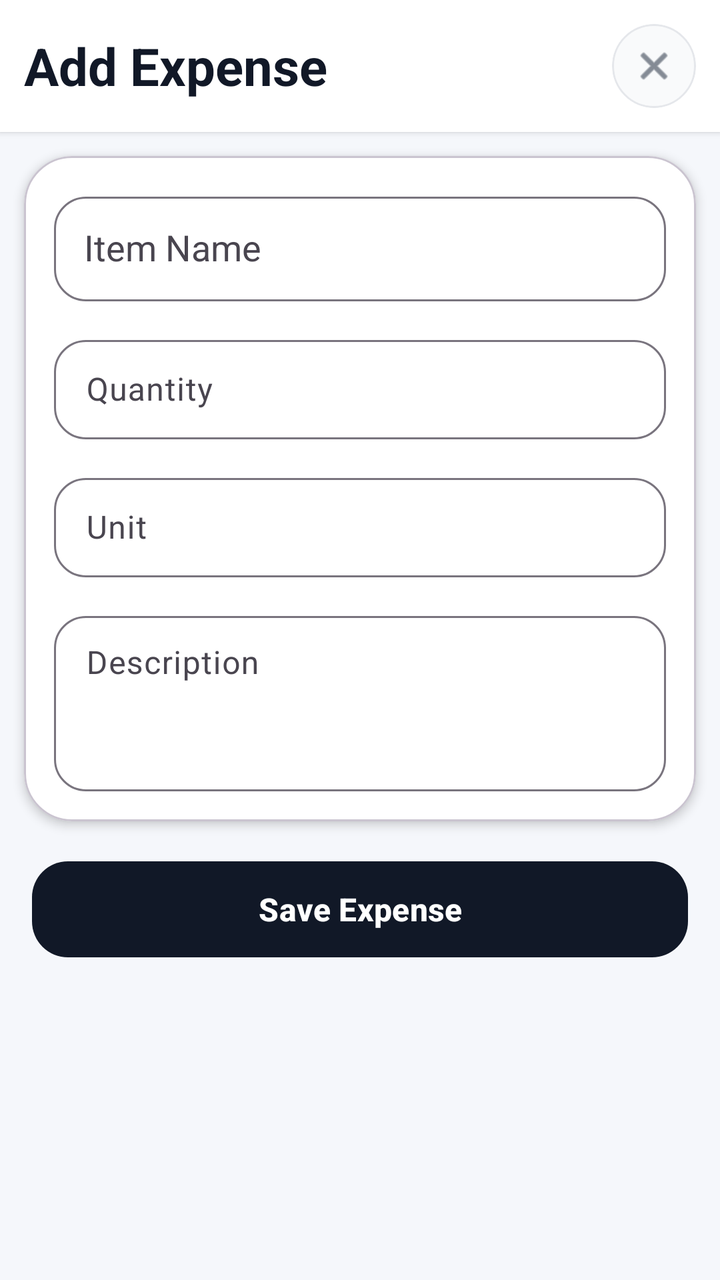
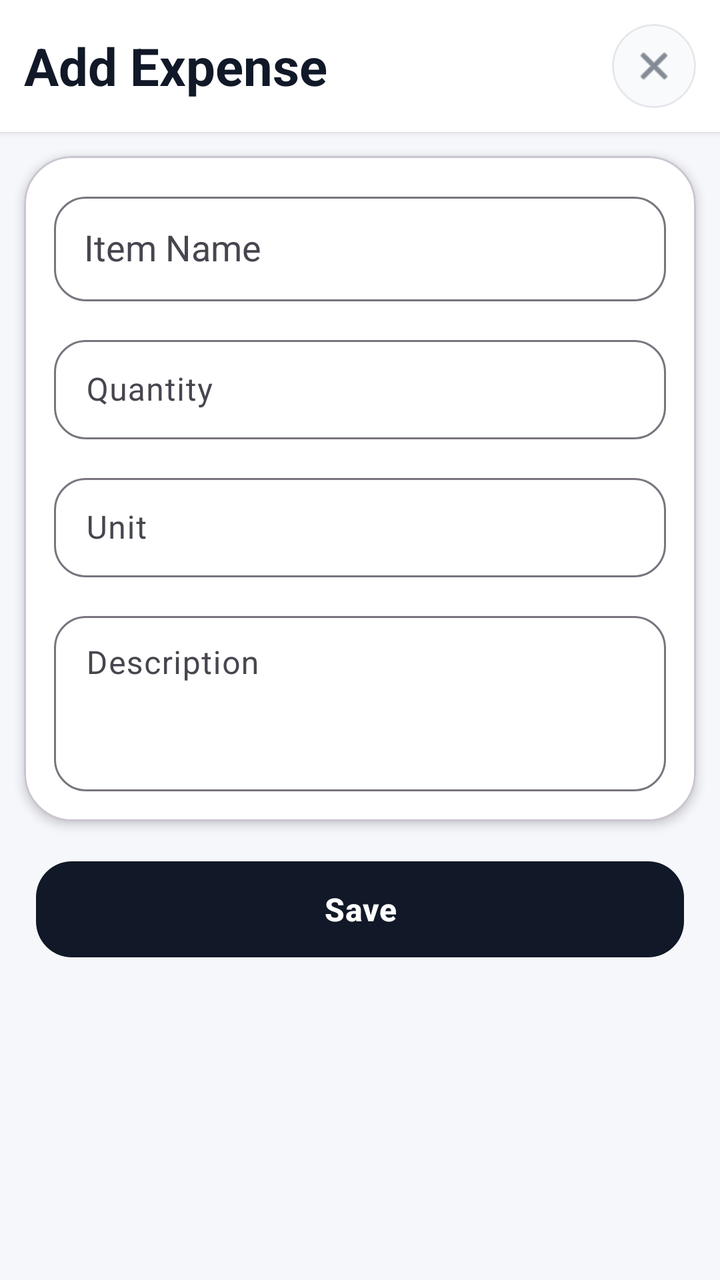

The first picture is an Android layout as it rendered before a commit; the second is the same layout after the commit. The layout source and the unified diff follow.
<!-- AndroidManifest.xml: application theme Theme.MVVMArchitecture -->
<!-- res/layout/bottom_sheet_expense.xml -->
<?xml version="1.0" encoding="utf-8"?>
<ScrollView xmlns:android="http://schemas.android.com/apk/res/android"
    xmlns:app="http://schemas.android.com/apk/res-auto"
    android:layout_width="match_parent"
    android:layout_height="wrap_content"
    android:fillViewport="true"
    android:background="#F5F7FB">

    <LinearLayout
        android:layout_width="match_parent"
        android:layout_height="wrap_content"
        android:orientation="vertical">

        
        <LinearLayout
            android:layout_width="match_parent"
            android:layout_height="wrap_content"
            android:background="@android:color/white"
            android:elevation="2dp"
            android:orientation="vertical"
            android:padding="12dp">

            
            <LinearLayout
                android:layout_width="match_parent"
                android:layout_height="wrap_content"
                android:gravity="center_vertical"
                android:orientation="horizontal">

                
                <LinearLayout
                    android:layout_width="0dp"
                    android:layout_height="wrap_content"
                    android:layout_weight="1"
                    android:orientation="vertical">

                    <TextView
                        android:id="@+id/tvTitle"
                        android:layout_width="wrap_content"
                        android:layout_height="wrap_content"
                        android:text="Add Expense"
                        android:textColor="#111827"
                        android:textSize="26sp"
                        android:textStyle="bold" />

                </LinearLayout>

                
                <com.google.android.material.card.MaterialCardView
                    android:layout_width="42dp"
                    android:layout_height="42dp"
                    app:cardBackgroundColor="#F9FAFB"
                    app:cardCornerRadius="21dp"
                    app:cardElevation="0dp"
                    app:strokeColor="#E5E7EB"
                    app:strokeWidth="1dp">

                    <ImageView
                        android:id="@+id/btnClose"
                        android:layout_width="match_parent"
                        android:layout_height="match_parent"
                        android:background="?attr/selectableItemBackgroundBorderless"
                        android:padding="10dp"
                        android:src="@android:drawable/ic_menu_close_clear_cancel"
                        app:tint="#374151" />

                </com.google.android.material.card.MaterialCardView>

            </LinearLayout>

        </LinearLayout>

        
        <com.google.android.material.card.MaterialCardView
            android:layout_width="match_parent"
            android:layout_height="wrap_content"
            android:layout_margin="12dp"
            app:cardBackgroundColor="@android:color/white"
            app:cardCornerRadius="24dp"
            app:cardElevation="3dp">

            <LinearLayout
                android:layout_width="match_parent"
                android:layout_height="wrap_content"
                android:orientation="vertical"
                android:padding="15dp">

                
                <com.google.android.material.textfield.TextInputLayout
                    style="@style/Widget.Material3.TextInputLayout.OutlinedBox"
                    android:layout_width="match_parent"
                    android:layout_height="wrap_content"
                    android:hint="Item Name"
                    app:boxCornerRadiusBottomEnd="16dp"
                    app:boxCornerRadiusBottomStart="16dp"
                    app:boxCornerRadiusTopEnd="16dp"
                    app:boxCornerRadiusTopStart="16dp">

                    <AutoCompleteTextView
                        android:id="@+id/autoCompleteName"
                        android:layout_width="match_parent"
                        android:layout_height="wrap_content"
                        android:completionThreshold="1"
                        android:paddingVertical="14dp"
                        android:paddingStart="15dp"
                        android:textColor="#111827" />

                </com.google.android.material.textfield.TextInputLayout>

                
                <com.google.android.material.textfield.TextInputLayout
                    android:id="@+id/tilQuantity"
                    style="@style/Widget.Material3.TextInputLayout.OutlinedBox"
                    android:layout_width="match_parent"
                    android:layout_height="wrap_content"
                    android:layout_marginTop="14dp"
                    android:hint="Quantity"
                    app:boxCornerRadiusBottomEnd="16dp"
                    app:boxCornerRadiusBottomStart="16dp"
                    app:boxCornerRadiusTopEnd="16dp"
                    app:boxCornerRadiusTopStart="16dp"
                    app:suffixTextColor="#6B7280">

                    <EditText
                        android:id="@+id/etQuantity"
                        android:layout_width="match_parent"
                        android:layout_height="wrap_content"
                        android:inputType="numberDecimal"
                        android:paddingVertical="14dp"
                        android:textColor="#111827" />

                </com.google.android.material.textfield.TextInputLayout>

                
                <com.google.android.material.textfield.TextInputLayout
                    style="@style/Widget.Material3.TextInputLayout.OutlinedBox"
                    android:layout_width="match_parent"
                    android:layout_height="wrap_content"
                    android:layout_marginTop="14dp"
                    android:hint="Unit"
                    app:boxCornerRadiusBottomEnd="16dp"
                    app:boxCornerRadiusBottomStart="16dp"
                    app:boxCornerRadiusTopEnd="16dp"
                    app:boxCornerRadiusTopStart="16dp">

                    <EditText
                        android:id="@+id/etUnit"
                        android:layout_width="match_parent"
                        android:layout_height="wrap_content"
                        android:enabled="false"
                        android:paddingVertical="14dp"
                        android:textColor="#6B7280" />

                </com.google.android.material.textfield.TextInputLayout>

                
                <com.google.android.material.textfield.TextInputLayout
                    style="@style/Widget.Material3.TextInputLayout.OutlinedBox"
                    android:layout_width="match_parent"
                    android:layout_height="wrap_content"
                    android:layout_marginTop="14dp"
                    android:hint="Description"
                    app:boxCornerRadiusBottomEnd="16dp"
                    app:boxCornerRadiusBottomStart="16dp"
                    app:boxCornerRadiusTopEnd="16dp"
                    app:boxCornerRadiusTopStart="16dp">

                    <EditText
                        android:id="@+id/etDescription"
                        android:layout_width="match_parent"
                        android:layout_height="wrap_content"
                        android:gravity="top"
                        android:inputType="textMultiLine"
                        android:minLines="3"
                        android:paddingVertical="14dp"
                        android:textColor="#111827" />

                </com.google.android.material.textfield.TextInputLayout>

            </LinearLayout>

        </com.google.android.material.card.MaterialCardView>

        
        <FrameLayout
            android:layout_width="match_parent"
            android:layout_height="56dp"
            android:layout_marginStart="16dp"
            android:layout_marginTop="4dp"
            android:layout_marginEnd="16dp"
            android:layout_marginBottom="24dp">

            <com.google.android.material.button.MaterialButton
                android:id="@+id/btnSaveExpense"
                android:layout_width="match_parent"
                android:layout_height="match_parent"
                android:text="Save Expense"
                android:textAllCaps="false"
                android:textColor="@android:color/white"
                android:textSize="16sp"
                android:textStyle="bold"
                app:backgroundTint="#111827"
                app:cornerRadius="18dp" />

            <ProgressBar
                android:id="@+id/progressExpense"
                android:layout_width="24dp"
                android:layout_height="24dp"
                android:layout_gravity="center"
                android:visibility="gone" />

        </FrameLayout>

    </LinearLayout>

</ScrollView>
<!-- resources referenced by this layout -->
<resources>
  <style name="Theme.MVVMArchitecture" parent="Base.Theme.MVVMArchitecture" />
  <style name="Base.Theme.MVVMArchitecture" parent="Theme.Material3.DayNight.NoActionBar">
          
          <item name="colorPrimary">#111827</item>
          <item name="colorOnPrimary">#FFFFFF</item>
          <item name="customBackgroundColor">#FFFFFF</item>
          <item name="colorPrimaryContainer">#f6f5f3</item>
      </style>
</resources>

<!-- the commit's change to res/layout/bottom_sheet_expense.xml (unified diff, before → after) -->
@@ -182,7 +182,7 @@
         </com.google.android.material.card.MaterialCardView>
 
         
-        <FrameLayout
+        <LinearLayout
             android:layout_width="match_parent"
             android:layout_height="56dp"
             android:layout_marginStart="16dp"
@@ -192,24 +192,34 @@
 
             <com.google.android.material.button.MaterialButton
                 android:id="@+id/btnSaveExpense"
-                android:layout_width="match_parent"
+                android:layout_width="0dp"
                 android:layout_height="match_parent"
-                android:text="Save Expense"
+                android:text="Save"
                 android:textAllCaps="false"
+                android:layout_weight="1"
+                android:layout_marginHorizontal="2dp"
                 android:textColor="@android:color/white"
                 android:textSize="16sp"
                 android:textStyle="bold"
                 app:backgroundTint="#111827"
                 app:cornerRadius="18dp" />
 
-            <ProgressBar
-                android:id="@+id/progressExpense"
-                android:layout_width="24dp"
-                android:layout_height="24dp"
-                android:layout_gravity="center"
-                android:visibility="gone" />
-
-        </FrameLayout>
+            <com.google.android.material.button.MaterialButton
+                android:id="@+id/btnDeleteExpense"
+                android:layout_width="0dp"
+                android:layout_height="match_parent"
+                android:text="Delete"
+                android:layout_weight="1"
+                android:layout_marginHorizontal="2dp"
+                android:visibility="gone"
+                android:textAllCaps="false"
+                android:textColor="@color/white"
+                android:textSize="16sp"
+                android:textStyle="bold"
+                app:backgroundTint="@color/error"
+                app:cornerRadius="18dp" />
+
+        </LinearLayout>
 
     </LinearLayout>
 
<!-- resource entries referenced after the edit -->
@@ -1,5 +1,7 @@
 <!-- resources referenced by this layout -->
 <resources>
+  <color name="error">#EF4444</color>
+  <color name="white">#FFFFFFFF</color>
   <style name="Theme.MVVMArchitecture" parent="Base.Theme.MVVMArchitecture" />
   <style name="Base.Theme.MVVMArchitecture" parent="Theme.Material3.DayNight.NoActionBar">
           
